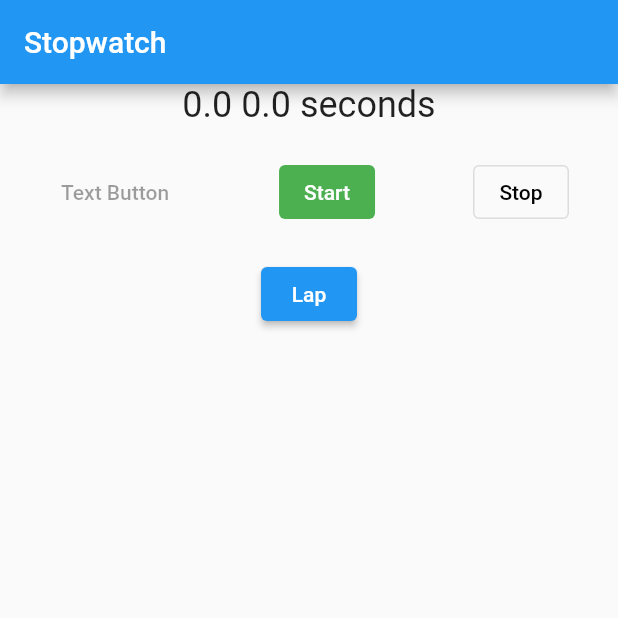
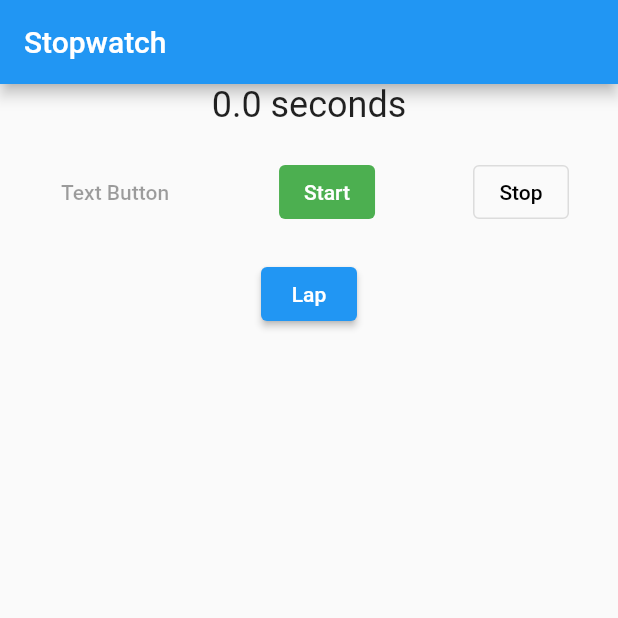
Before and after one commit to jessaleks/flutter_practice, a Flutter app: the screen it shows after launch, on a phone screen of 412 x 824 dp, the top half of it. Run offline on Flutter 3.47's test engine with Material 2 defaults, Android fonts, the phone set to English and light mode, and no system bars; statements that could not run were skipped.

Commit message:
ListView.builder

```diff
--- a/lib/stopwatch.dart
+++ b/lib/stopwatch.dart
@@ -59,11 +59,22 @@ class StopWatchState extends State<StopWatch> {
   }
 
   Widget _buildLapDisplay() {
-    return ListView(
-      children: <Widget>[
-        for (var ms in laps) ListTile(title: Text(_secondsText(ms))),
-      ],
-    );
+    return Scrollbar(
+        child: ListView.builder(
+          controller: ScrollController(),
+          itemExtent: 60.0,
+          itemCount: laps.length,
+          itemBuilder: (context, index) {
+            final ms = laps[index];
+            return ListTile(
+              contentPadding: const EdgeInsets.symmetric(horizontal: 50.0),
+              title: Text('Lap $laps{index + 1}'),
+              trailing: Text(_secondsText(ms)),
+
+            )
+          },
+
+    ));
   }
 
   @override
@@ -75,7 +86,7 @@ class StopWatchState extends State<StopWatch> {
         body: Column(
           mainAxisAlignment: MainAxisAlignment.center,
           children: <Widget>[
-            Text('${miliseconds / 1000.0} ${_secondsText(miliseconds)}',
+            Text(_secondsText(miliseconds),
                 style: Theme.of(context).textTheme.headline5),
             const SizedBox(height: 20.0),
             Row(
```
